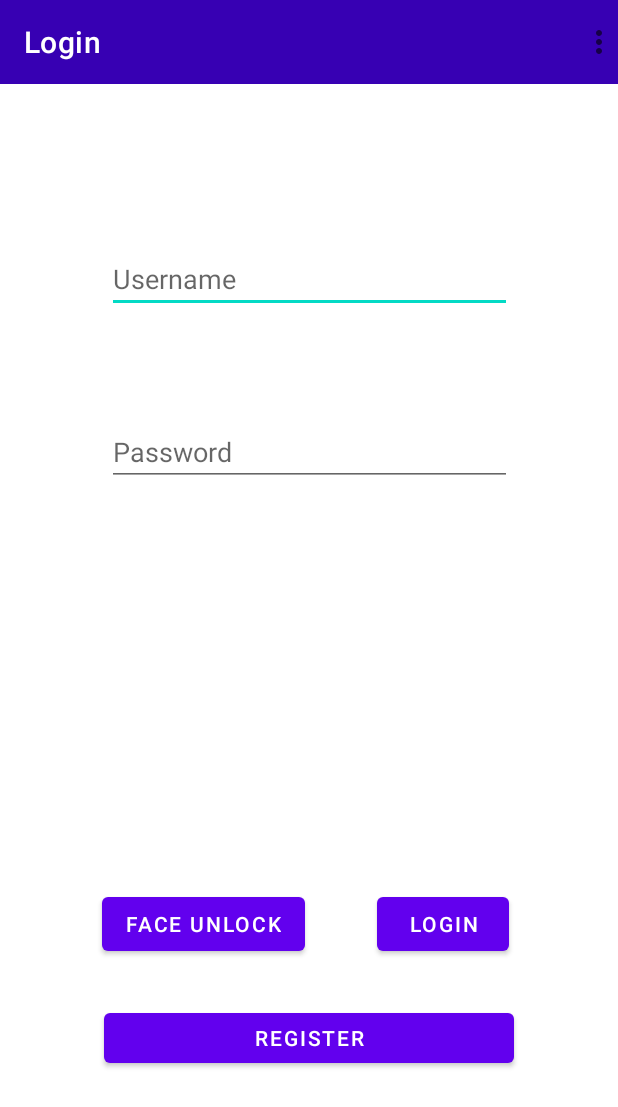
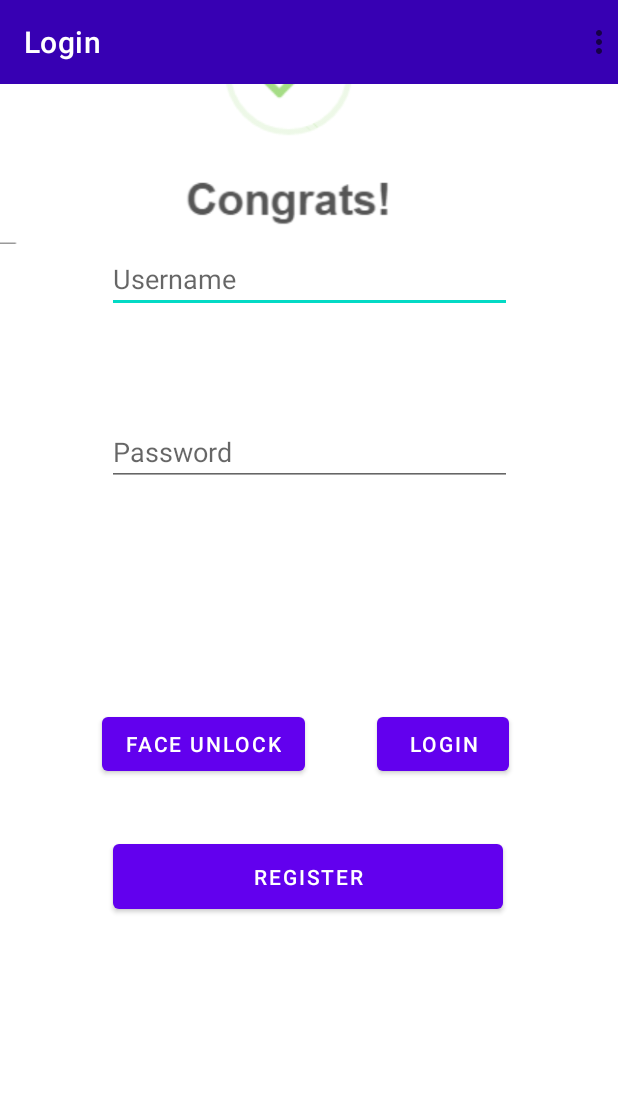
Before and after one commit to longth-2000/FaceMobile, an Android app: the screen it shows after launch (MainActivity), on a phone screen of 412 x 824 dp. Shown: the top 1107 px of the screen. Run offline under Robolectric (Android 15) with nearby library versions, the phone set to English and light mode, and no system bars; our stand-ins replace navigation-ui.

Commit message:
save image

```diff
--- a/app/build.gradle
+++ b/app/build.gradle
@@ -11,7 +11,6 @@ android {
         targetSdk 31
         versionCode 1
         versionName "1.0"
-
         testInstrumentationRunner "androidx.test.runner.AndroidJUnitRunner"
     }
 
--- a/app/src/main/java/com/example/faceid/MainActivity.java
+++ b/app/src/main/java/com/example/faceid/MainActivity.java
@@ -29,9 +29,7 @@ public class MainActivity extends AppCompatActivity {
     protected void onCreate(Bundle savedInstanceState) {
         super.onCreate(savedInstanceState);
         database = new Database(this, "User.sqlite", null, 1);
-        database.QueryData("CREATE TABLE IF NOT EXISTS users(Id INTEGER PRIMARY KEY AUTOINCREMENT, username VARCHAR(200), password VARCHAR(200))");
-
-
+        database.QueryData("CREATE TABLE IF NOT EXISTS users(Id INTEGER PRIMARY KEY AUTOINCREMENT, username VARCHAR(200), password VARCHAR(200), image VARCHAR(200))");
         binding = ActivityMainBinding.inflate(getLayoutInflater());
         setContentView(binding.getRoot());
 
--- a/app/src/main/res/layout/login.xml
+++ b/app/src/main/res/layout/login.xml
@@ -45,7 +45,7 @@
         android:layout_width="wrap_content"
         android:layout_height="wrap_content"
         android:layout_marginStart="68dp"
-        android:layout_marginBottom="184dp"
+        android:layout_marginBottom="304dp"
         android:text="Face unlock"
         app:layout_constraintBottom_toBottomOf="parent"
         app:layout_constraintStart_toStartOf="parent" />
@@ -61,16 +61,25 @@
 
     <Button
         android:id="@+id/register"
-        android:layout_width="273dp"
-        android:layout_height="45dp"
+        android:layout_width="260dp"
+        android:layout_height="55dp"
         android:layout_marginStart="69dp"
         android:layout_marginEnd="69dp"
         android:layout_marginBottom="80dp"
         android:text="register"
         app:layout_constraintBottom_toBottomOf="parent"
         app:layout_constraintEnd_toEndOf="parent"
-        app:layout_constraintHorizontal_bias="1.0"
+        app:layout_constraintHorizontal_bias="0.468"
         app:layout_constraintStart_toStartOf="parent"
-        app:layout_constraintTop_toBottomOf="@id/faceUnlock" />
+        app:layout_constraintTop_toBottomOf="@id/faceUnlock"
+        app:layout_constraintVertical_bias="0.216" />
+
+    <ImageView
+        android:id="@+id/avatar"
+        android:layout_width="wrap_content"
+        android:layout_height="wrap_content"
+        android:src="@drawable/___0_3_javascript_alert_success"
+        tools:layout_editor_absoluteX="0dp"
+        tools:layout_editor_absoluteY="519dp" />
 
 </androidx.constraintlayout.widget.ConstraintLayout>
--- a/app/src/main/res/layout/redirect.xml
+++ b/app/src/main/res/layout/redirect.xml
@@ -25,4 +25,5 @@
         android:text="add face"
         app:layout_constraintBottom_toBottomOf="parent"
         app:layout_constraintStart_toStartOf="parent" />
+
 </androidx.constraintlayout.widget.ConstraintLayout>
--- /dev/null
+++ b/app/src/main/res/xml/file_paths.xml
@@ -0,0 +1,6 @@
+<?xml version="1.0" encoding="utf-8"?>
+<paths xmlns:android="http://schemas.android.com/apk/res/android">
+    <external-files-path
+        name="my_image"
+        path="." />
+</paths>
```
Also changed, not shown: app/src/main/AndroidManifest.xml (+11 -1 lines), app/src/main/java/com/example/faceid/Login.java (+12 -1 lines), app/src/main/java/com/example/faceid/Redirect.java (+72 -6 lines), app/src/main/java/com/example/faceid/Register.java (+7 -3 lines).
